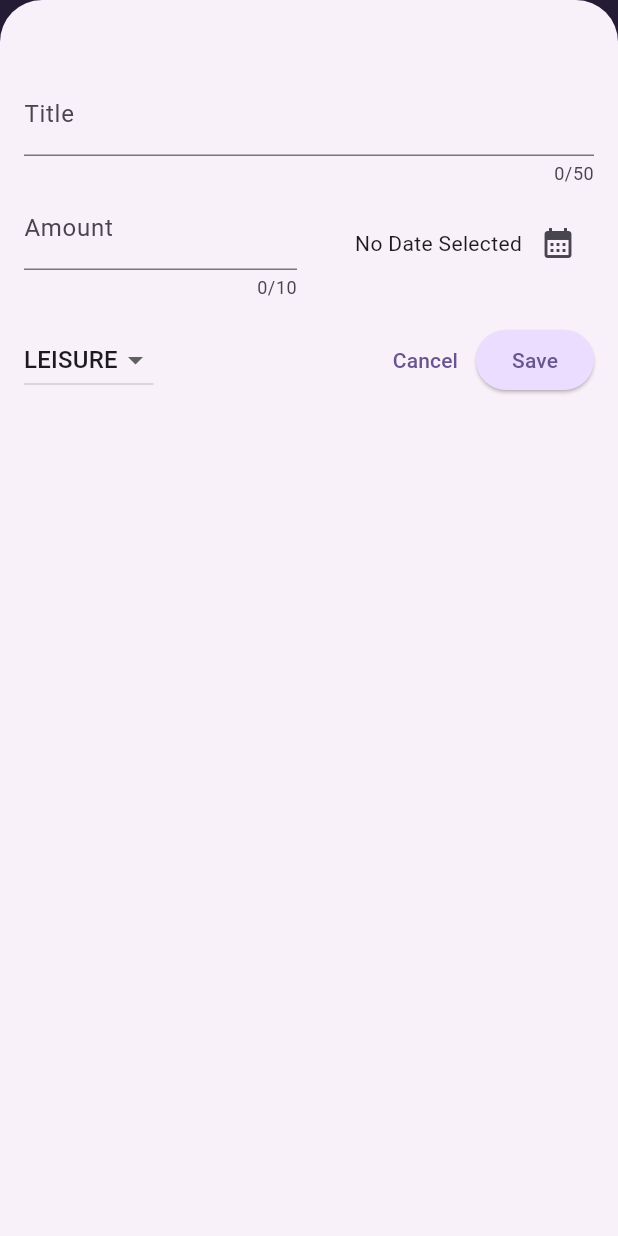
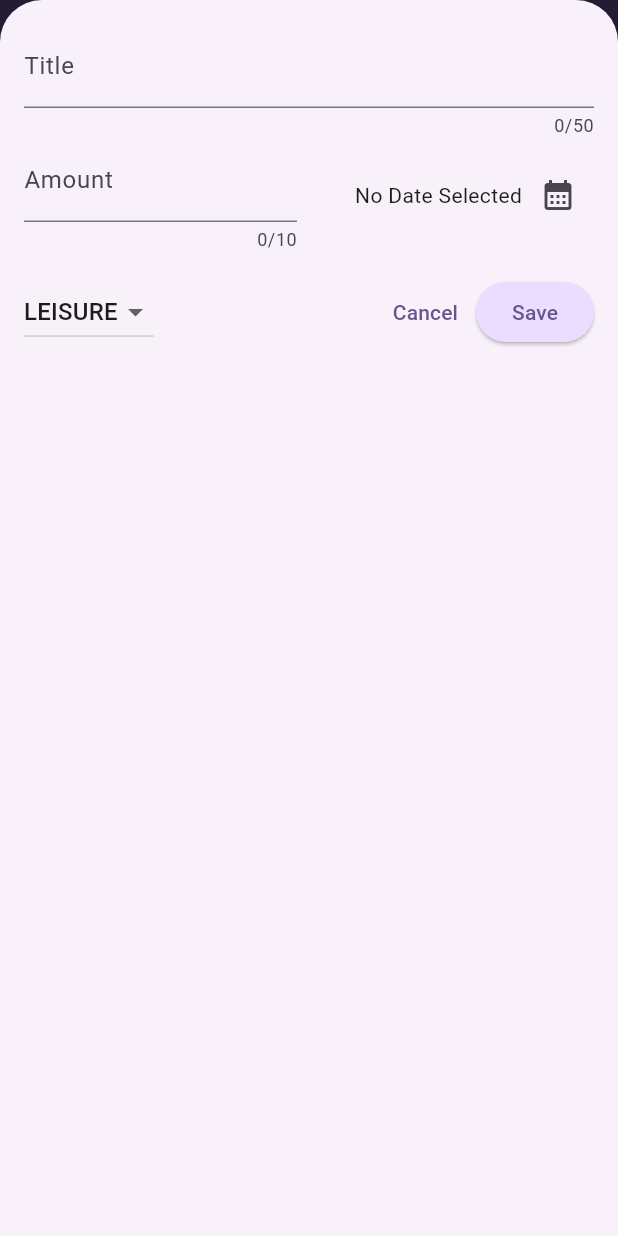
Before and after one commit to Arun-0011/ExpenseTracker, a Flutter app: the screen it shows after launch, after a tap on the "add" icon, on a phone screen of 412 x 824 dp. Run offline on Flutter 3.47's test engine with Material 3 defaults, Android fonts, the phone set to English and light mode, and no system bars.

Commit message:
Final Commit

```diff
--- a/lib/widgets/expenses.dart
+++ b/lib/widgets/expenses.dart
@@ -29,6 +29,7 @@ class _ExpensesState extends State<Expenses> {
 
   void _openAddExpenseOverLay(){
     showModalBottomSheet(
+      useSafeArea: true,
         isScrollControlled: true,
         context: context,
         builder: (ctx) =>
@@ -61,6 +62,8 @@ class _ExpensesState extends State<Expenses> {
 
   @override
   Widget build(BuildContext context) {
+    final width = MediaQuery.of(context).size.width;
+
     Widget mainContent = const Center(
       child: Text('No expense found!'),
     );
@@ -75,9 +78,19 @@ class _ExpensesState extends State<Expenses> {
         title: const Text('Flutter Expense Tracker'),
         actions: [IconButton(onPressed: _openAddExpenseOverLay, icon: const Icon(Icons.add))],
       ),
-      body: Column(
-        children: [Chart(expenses: _registeredExpenses), Expanded(child: mainContent)],
-      ),
+      body: width < 600
+          ? Column(
+              children: [
+                Chart(expenses: _registeredExpenses),
+                Expanded(child: mainContent)
+              ],
+            )
+          : Row(
+              children: [
+                Expanded(child: Chart(expenses: _registeredExpenses)),
+                Expanded(child: mainContent)
+              ],
+            ),
     );
   }
 }
--- a/lib/widgets/new_expense.dart
+++ b/lib/widgets/new_expense.dart
@@ -1,4 +1,7 @@
+import 'dart:io';
+
 import 'package:expense_tracker/models/expense.dart';
+import 'package:flutter/cupertino.dart';
 import 'package:flutter/material.dart';
 
 class NewExpense extends StatefulWidget {
@@ -31,12 +34,24 @@ class _NewExpenseState extends State<NewExpense> {
     });
   }
 
-  void _submitExpenseData() {
-    final enteredAmount = double.tryParse(_amountController.text);
-    final amountIsInvalid = enteredAmount == null || enteredAmount <= 0;
-    if (_titleController.text.trim().isEmpty ||
-        amountIsInvalid ||
-        _selectedDate == null) {
+  void _showDialog() {
+    if (Platform.isIOS) {
+      showCupertinoDialog(
+          context: context,
+          builder: (ctx) => CupertinoAlertDialog(
+                title: const Text('Invalid input'),
+                content: const Text(
+                    'Please make sure a valid title, amount, date and category was entered'),
+                actions: [
+                  TextButton(
+                    onPressed: () {
+                      Navigator.pop(ctx);
+                    },
+                    child: const Text('Okay'),
+                  )
+                ],
+              ));
+    } else {
       showDialog(
           context: context,
           builder: (ctx) => AlertDialog(
@@ -52,6 +67,17 @@ class _NewExpenseState extends State<NewExpense> {
                   )
                 ],
               ));
+    }
+  }
+
+  void _submitExpenseData() {
+    final enteredAmount = double.tryParse(_amountController.text);
+    final amountIsInvalid = enteredAmount == null || enteredAmount <= 0;
+    if (_titleController.text.trim().isEmpty ||
+        amountIsInvalid ||
+        _selectedDate == null) {
+      _showDialog();
+
       return;
     }
     widget.onAddExpense(Expense(
@@ -71,10 +97,30 @@ class _NewExpenseState extends State<NewExpense> {
 
   @override
   Widget build(BuildContext context) {
-    return Padding(
-      padding: const EdgeInsets.fromLTRB(16, 48, 16, 16),
+    final keyboardSpace = MediaQuery.of(context).viewInsets.bottom;
+    return LayoutBuilder(builder: (ctx, constraint) {
+      final width = constraint.maxWidth;
+      return SizedBox(
+        height: double.infinity,
+        child: SingleChildScrollView(
+          child: Padding(
+            padding: EdgeInsets.fromLTRB(16, 16, 16, keyboardSpace + 16),
             child: Column(
               children: [
+                if (width >= 600)
+                  Row(
+                    children: [
+                      TextField(
+                        controller: _titleController,
+                        maxLength: 50,
+                        decoration: const InputDecoration(label: Text('Title')),
+                      ),
+                      const SizedBox(
+                        width: 24,
+                      )
+                    ],
+                  )
+                else
                   TextField(
                     controller: _titleController,
                     maxLength: 50,
@@ -148,6 +194,9 @@ class _NewExpenseState extends State<NewExpense> {
                 )
               ],
             ),
+          ),
+        ),
       );
+    });
   }
 }
```
Lines whose indentation alone changed are shown as unchanged.
